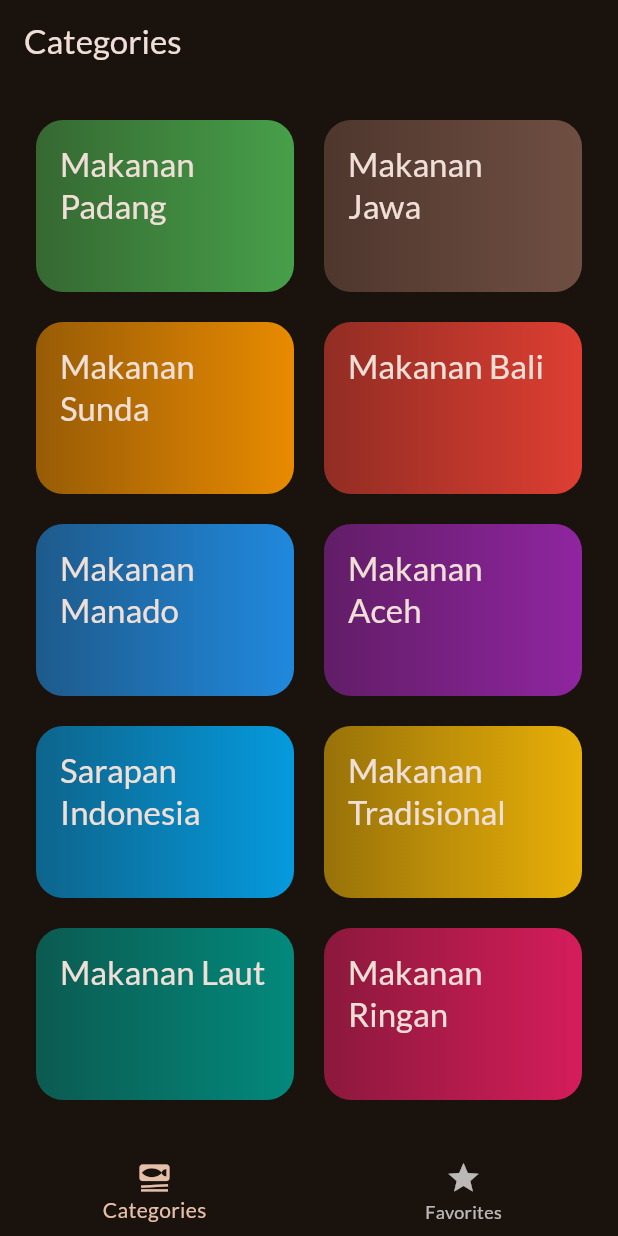
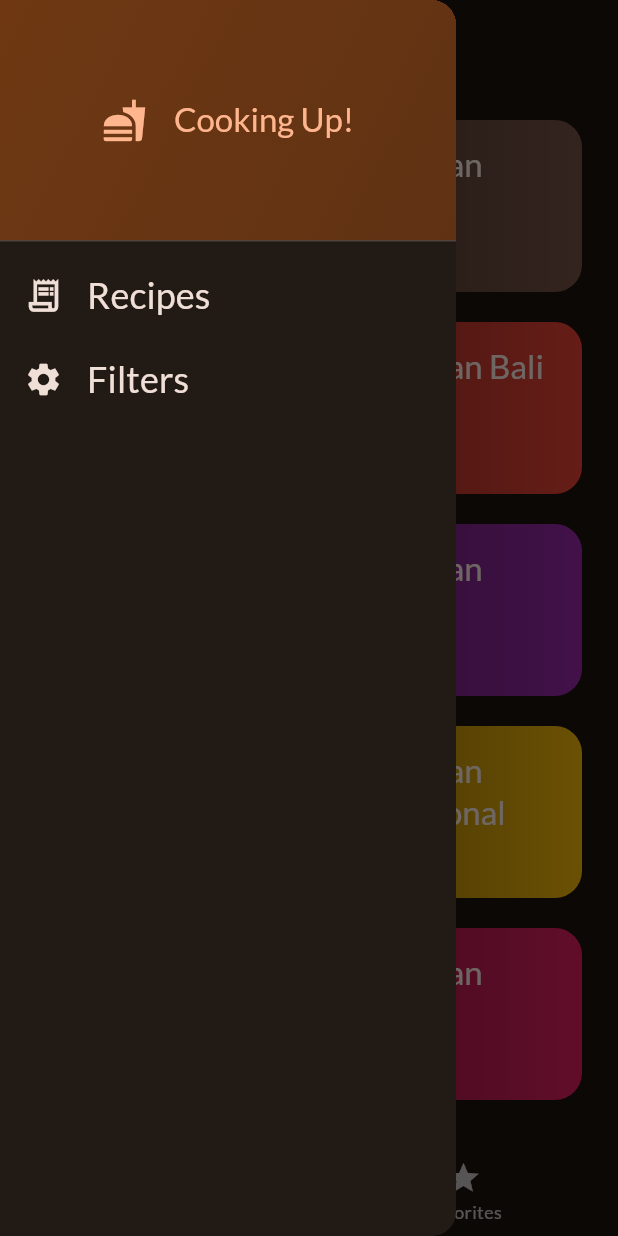
Before and after one commit to bagoesrex/Recipe-App, a Flutter app: the screen it shows after launch, with the side drawer open (before the commit the screen has no drawer), on a phone screen of 412 x 824 dp. Run offline on Flutter 3.47's test engine with Material 3 defaults, Android fonts, the phone set to English and light mode, and no system bars; our stand-ins replace google_fonts, transparent_image.

Commit message:
feat: add side drawer widget

```diff
--- a/lib/screens/tabs.dart
+++ b/lib/screens/tabs.dart
@@ -2,6 +2,7 @@ import 'package:flutter/material.dart';
 import 'package:recipe_app/models/recipe.dart';
 import 'package:recipe_app/screens/categories.dart';
 import 'package:recipe_app/screens/recipes.dart';
+import 'package:recipe_app/widgets/main_drawer.dart';
 
 class TabsScreen extends StatefulWidget {
   const TabsScreen({super.key});
@@ -62,6 +63,7 @@ class _TabsScreenState extends State<TabsScreen> {
 
     return Scaffold(
       appBar: AppBar(title: Text(activePageTitle)),
+      drawer: const MainDrawer(),
       body: activePage,
       bottomNavigationBar: BottomNavigationBar(
         onTap: _selectedPage,
--- /dev/null
+++ b/lib/widgets/main_drawer.dart
@@ -0,0 +1,77 @@
+import 'package:flutter/material.dart';
+
+class MainDrawer extends StatelessWidget {
+  const MainDrawer({super.key});
+
+  @override
+  Widget build(BuildContext context) {
+    return Drawer(
+      child: Column(
+        children: [
+          DrawerHeader(
+            padding: const EdgeInsets.all(20),
+            decoration: BoxDecoration(
+              gradient: LinearGradient(
+                colors: [
+                  Theme.of(context).colorScheme.primaryContainer,
+                  Theme.of(
+                    context,
+                  ).colorScheme.primaryContainer.withOpacity(0.8),
+                ],
+                begin: Alignment.topLeft,
+                end: Alignment.bottomRight,
+              ),
+            ),
+            child: Row(
+              mainAxisAlignment: MainAxisAlignment.center,
+              children: [
+                Icon(
+                  Icons.fastfood,
+                  size: 30,
+                  color: Theme.of(context).colorScheme.primary,
+                ),
+                const SizedBox(width: 18),
+                Text(
+                  'Cooking Up!',
+                  style: Theme.of(context).textTheme.titleLarge!.copyWith(
+                    color: Theme.of(context).colorScheme.primary,
+                  ),
+                ),
+              ],
+            ),
+          ),
+          ListTile(
+            leading: Icon(
+              Icons.receipt_long_outlined,
+              size: 26,
+              color: Theme.of(context).colorScheme.onSurface,
+            ),
+            title: Text(
+              'Recipes',
+              style: Theme.of(context).textTheme.titleSmall!.copyWith(
+                color: Theme.of(context).colorScheme.onSurface,
+                fontSize: 24,
+              ),
+            ),
+            onTap: () {},
+          ),
+          ListTile(
+            leading: Icon(
+              Icons.settings,
+              size: 26,
+              color: Theme.of(context).colorScheme.onSurface,
+            ),
+            title: Text(
+              'Filters',
+              style: Theme.of(context).textTheme.titleSmall!.copyWith(
+                color: Theme.of(context).colorScheme.onSurface,
+                fontSize: 24,
+              ),
+            ),
+            onTap: () {},
+          ),
+        ],
+      ),
+    );
+  }
+}
```
